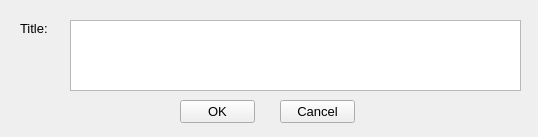
Old version of the form src/ui/EPANET/frmTitleDesigner.ui in the repository USEPA/SWMM-EPANET_User_Interface.
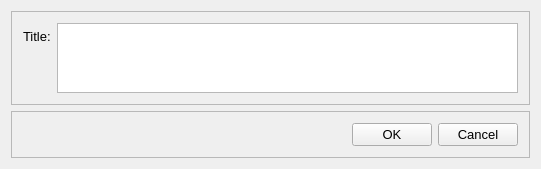
New version of the form.

Commit message: redo form layouts so they resize appropriately

```diff
--- a/src/ui/EPANET/frmTitleDesigner.ui
+++ b/src/ui/EPANET/frmTitleDesigner.ui
@@ -6,8 +6,8 @@
    <rect>
     <x>0</x>
     <y>0</y>
-    <width>538</width>
-    <height>137</height>
+    <width>541</width>
+    <height>153</height>
    </rect>
   </property>
   <property name="font">
@@ -19,15 +19,18 @@
    <string>EPANET Title</string>
   </property>
   <widget class="QWidget" name="centralWidget">
+   <layout class="QVBoxLayout" name="verticalLayout">
+    <item>
+     <widget class="QFrame" name="frame">
+      <property name="frameShape">
+       <enum>QFrame::StyledPanel</enum>
+      </property>
+      <property name="frameShadow">
+       <enum>QFrame::Raised</enum>
+      </property>
+      <layout class="QFormLayout" name="formLayout">
+       <item row="0" column="0">
    <widget class="QLabel" name="lblTitle">
-    <property name="geometry">
-     <rect>
-      <x>20</x>
-      <y>20</y>
-      <width>71</width>
-      <height>16</height>
-     </rect>
-    </property>
     <property name="font">
      <font>
       <pointsize>10</pointsize>
@@ -37,42 +40,53 @@
      <string>Title:</string>
     </property>
    </widget>
+       </item>
+       <item row="0" column="1">
+        <widget class="QPlainTextEdit" name="txtTitle"/>
+       </item>
+      </layout>
+     </widget>
+    </item>
+    <item>
+     <widget class="QFrame" name="fraOKCancel">
+      <property name="frameShape">
+       <enum>QFrame::StyledPanel</enum>
+      </property>
+      <property name="frameShadow">
+       <enum>QFrame::Raised</enum>
+      </property>
+      <layout class="QHBoxLayout" name="horizontalLayout">
+       <item>
+        <spacer name="hspOKCancel">
+         <property name="orientation">
+          <enum>Qt::Horizontal</enum>
+         </property>
+         <property name="sizeHint" stdset="0">
+          <size>
+           <width>338</width>
+           <height>20</height>
+          </size>
+         </property>
+        </spacer>
+       </item>
+       <item>
    <widget class="QPushButton" name="cmdOK">
-    <property name="geometry">
-     <rect>
-      <x>180</x>
-      <y>100</y>
-      <width>75</width>
-      <height>23</height>
-     </rect>
-    </property>
     <property name="text">
      <string>OK</string>
     </property>
    </widget>
+       </item>
+       <item>
    <widget class="QPushButton" name="cmdCancel">
-    <property name="geometry">
-     <rect>
-      <x>280</x>
-      <y>100</y>
-      <width>75</width>
-      <height>23</height>
-     </rect>
-    </property>
     <property name="text">
      <string>Cancel</string>
     </property>
    </widget>
-   <widget class="QPlainTextEdit" name="txtTitle">
-    <property name="geometry">
-     <rect>
-      <x>70</x>
-      <y>20</y>
-      <width>451</width>
-      <height>71</height>
-     </rect>
-    </property>
-   </widget>
+       </item>
+      </layout>
+     </widget>
+    </item>
+   </layout>
   </widget>
  </widget>
  <layoutdefault spacing="6" margin="11"/>
```
Lines whose indentation alone changed are shown as unchanged. The commit also changes 11 other files.
